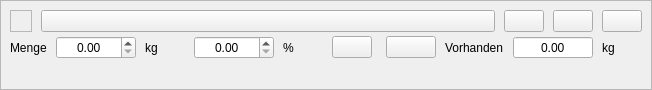
Old version of the form kleiner-brauhelfer/widgets/wdgmalzgabe.ui in the repository kleiner-brauhelfer/kleiner-brauhelfer-2.
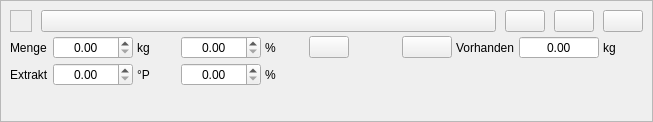
New version of the form. Icons and pictures are not drawn. Custom widgets are drawn as their Qt base class.

Commit message: Eingabemöglichkeit des Extrakts (Anteil an Stammwürze) für Malzgaben und weitere Zutaten

```diff
--- a/kleiner-brauhelfer/widgets/wdgmalzgabe.ui
+++ b/kleiner-brauhelfer/widgets/wdgmalzgabe.ui
@@ -6,8 +6,8 @@
    <rect>
     <x>0</x>
     <y>0</y>
-    <width>652</width>
-    <height>90</height>
+    <width>653</width>
+    <height>122</height>
    </rect>
   </property>
   <property name="autoFillBackground">
@@ -117,18 +117,8 @@
        </layout>
       </item>
       <item>
-       <layout class="QHBoxLayout" name="horizontalLayout_2">
-        <property name="spacing">
-         <number>9</number>
-        </property>
-        <item>
-         <widget class="QLabel" name="label">
-          <property name="text">
-           <string>Menge</string>
-          </property>
-         </widget>
-        </item>
-        <item>
+       <layout class="QGridLayout" name="gridLayout">
+        <item row="0" column="1">
          <widget class="DoubleSpinBox" name="tbMenge">
           <property name="minimumSize">
            <size>
@@ -153,8 +143,8 @@
           </property>
          </widget>
         </item>
-        <item>
-         <widget class="QLabel" name="label_3">
+        <item row="0" column="4">
+         <widget class="QLabel" name="label_2">
           <property name="minimumSize">
            <size>
             <width>40</width>
@@ -162,11 +152,18 @@
            </size>
           </property>
           <property name="text">
-           <string>kg</string>
+           <string>%</string>
           </property>
          </widget>
         </item>
-        <item>
+        <item row="0" column="0">
+         <widget class="QLabel" name="label">
+          <property name="text">
+           <string>Menge</string>
+          </property>
+         </widget>
+        </item>
+        <item row="0" column="3">
          <widget class="DoubleSpinBox" name="tbMengeProzent">
           <property name="minimumSize">
            <size>
@@ -194,27 +191,21 @@
           </property>
          </widget>
         </item>
-        <item>
-         <widget class="QLabel" name="label_2">
-          <property name="minimumSize">
-           <size>
-            <width>40</width>
-            <height>0</height>
-           </size>
-          </property>
-          <property name="text">
-           <string>%</string>
-          </property>
-         </widget>
-        </item>
-        <item>
+        <item row="0" column="5">
          <widget class="QPushButton" name="btnKorrektur">
           <property name="toolTip">
            <string>&lt;html&gt;&lt;head/&gt;&lt;body&gt;&lt;p&gt;Hier wird ein &lt;span style=&quot; font-weight:600;&quot;&gt;prozentualer Korrekturfaktor &lt;/span&gt;ausgegeben, wenn die Rohstoffmenge 100% Gesamtschüttung unter- oder überschreitet.&lt;/p&gt;&lt;p&gt;Die Schüttung berechnet sich u.a. aus eingesetzten Malzen und Rohfrucht, der gewählten Stammwürze, dem Farbwert, der Rastdauer und anderen Faktoren. Ein negativer Wert gibt an, dass zu wenig Rohstoffmenge gewählt wurde, ein positiver, dass eine zu große Menge gewählt wurde.&lt;/p&gt;&lt;p&gt;Ein Klick auf das Feld korrigiert die aktuelle Rohstoffmenge auf 100% Gesamtschüttung. Dies kann natürlich unpassend sein. In diesem Fall muss die Verteilung der Rohstoffe für die Schüttung anteilig vorab auf 100% bestimmt werden. Sind 100% erreicht, wird das Feld ausgeblendet.&lt;/p&gt;&lt;/body&gt;&lt;/html&gt;</string>
           </property>
          </widget>
         </item>
-        <item>
+        <item row="0" column="8">
+         <widget class="QLabel" name="lblVorhanden">
+          <property name="text">
+           <string>Vorhanden</string>
+          </property>
+         </widget>
+        </item>
+        <item row="0" column="6">
          <spacer name="horizontalSpacer">
           <property name="orientation">
            <enum>Qt::Horizontal</enum>
@@ -227,19 +218,16 @@
           </property>
          </spacer>
         </item>
-        <item>
-         <widget class="QPushButton" name="btnAufbrauchen">
+        <item row="0" column="10">
+         <widget class="QLabel" name="lblEinheit">
           <property name="minimumSize">
            <size>
-            <width>50</width>
+            <width>40</width>
             <height>0</height>
            </size>
           </property>
-          <property name="maximumSize">
-           <size>
-            <width>50</width>
-            <height>16777215</height>
-           </size>
+          <property name="text">
+           <string>kg</string>
           </property>
           <property name="toolTip">
            <string>&lt;html&gt;&lt;head/&gt;&lt;body&gt;&lt;p&gt;Hier wird die gesamte &lt;span style=&quot; font-weight:600;&quot;&gt;vorhandene&lt;/span&gt; Menge Malz übernommen.&lt;/p&gt;&lt;p&gt;Diese Funktion empfiehlt sich allgemein nur bei Restbständen.&lt;/p&gt;&lt;/body&gt;&lt;/html&gt;</string>
@@ -250,14 +238,20 @@
           </property>
          </widget>
         </item>
-        <item>
-         <widget class="QLabel" name="lblVorhanden">
+        <item row="0" column="2">
+         <widget class="QLabel" name="label_3">
+          <property name="minimumSize">
+           <size>
+            <width>40</width>
+            <height>0</height>
+           </size>
+          </property>
           <property name="text">
-           <string>Vorhanden</string>
+           <string>kg</string>
           </property>
          </widget>
         </item>
-        <item>
+        <item row="0" column="9">
          <widget class="DoubleSpinBox" name="tbVorhanden">
           <property name="minimumSize">
            <size>
@@ -285,16 +279,106 @@
           </property>
          </widget>
         </item>
-        <item>
-         <widget class="QLabel" name="lblEinheit">
+        <item row="0" column="7">
+         <widget class="QPushButton" name="btnAufbrauchen">
           <property name="minimumSize">
            <size>
+            <width>50</width>
+            <height>0</height>
+           </size>
+          </property>
+          <property name="maximumSize">
+           <size>
+            <width>50</width>
+            <height>16777215</height>
+           </size>
+          </property>
+          <property name="toolTip">
+           <string>&lt;html&gt;&lt;head/&gt;&lt;body&gt;&lt;p&gt;Hier wird die gesamte &lt;span style=&quot; font-weight:600;&quot;&gt;vorhandene&lt;/span&gt; Menge Malz übernommen.&lt;/p&gt;&lt;p&gt;Diese Funktion empfiehlt sich allgemein nur bei Restbständen.&lt;/p&gt;&lt;/body&gt;&lt;/html&gt;</string>
+          </property>
+          <property name="icon">
+           <iconset resource="../images.qrc">
+            <normaloff>:/images/uebertrag_links.svg</normaloff>:/images/uebertrag_links.svg</iconset>
+          </property>
+         </widget>
+        </item>
+        <item row="1" column="1">
+         <widget class="DoubleSpinBox" name="tbExtrakt">
+          <property name="minimumSize">
+           <size>
+            <width>80</width>
+            <height>0</height>
+           </size>
+          </property>
+          <property name="alignment">
+           <set>Qt::AlignCenter</set>
+          </property>
+          <property name="decimals">
+           <number>2</number>
+          </property>
+          <property name="maximum">
+           <double>999.000000000000000</double>
+          </property>
+          <property name="singleStep">
+           <double>0.100000000000000</double>
+          </property>
+         </widget>
+        </item>
+        <item row="1" column="3">
+         <widget class="DoubleSpinBox" name="tbExtraktProzent">
+          <property name="minimumSize">
+           <size>
+            <width>80</width>
+            <height>0</height>
+           </size>
+          </property>
+          <property name="alignment">
+           <set>Qt::AlignCenter</set>
+          </property>
+          <property name="decimals">
+           <number>2</number>
+          </property>
+          <property name="minimum">
+           <double>0.000000000000000</double>
+          </property>
+          <property name="maximum">
+           <double>100.000000000000000</double>
+          </property>
+          <property name="singleStep">
+           <double>0.100000000000000</double>
+          </property>
+         </widget>
+        </item>
+        <item row="1" column="2">
+         <widget class="QLabel" name="label_4">
+          <property name="minimumSize">
+           <size>
             <width>40</width>
             <height>0</height>
            </size>
           </property>
           <property name="text">
-           <string>kg</string>
+           <string>°P</string>
+          </property>
+         </widget>
+        </item>
+        <item row="1" column="4">
+         <widget class="QLabel" name="lblExtraktProzent">
+          <property name="minimumSize">
+           <size>
+            <width>40</width>
+            <height>0</height>
+           </size>
+          </property>
+          <property name="text">
+           <string>%</string>
+          </property>
+         </widget>
+        </item>
+        <item row="1" column="0">
+         <widget class="QLabel" name="label_6">
+          <property name="text">
+           <string>Extrakt</string>
           </property>
          </widget>
         </item>
```
Left out of the diff: 7 changed lines with no effect on the pictures. The commit also changes 11 other files.
